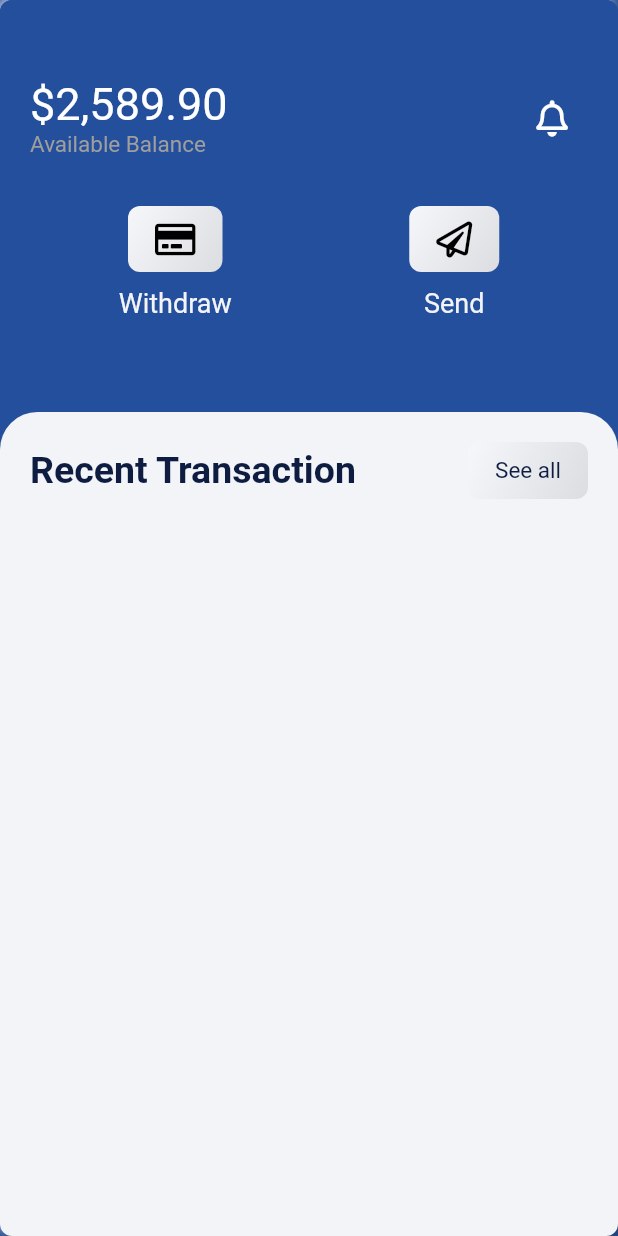
After one commit to Prant0/best_friends_inc, a Flutter app: the WalletHome screen opened by its route, on a phone screen of 412 x 824 dp. The commit adds this screen. Run offline on Flutter 3.47's test engine with Material 2 defaults, Android fonts, the phone set to English and light mode, and no system bars; drawn by our look-alikes of flutter_neumorphic; our stand-ins replace carousel_pro, device_info, firebase_auth, flutter_image_compress, font_awesome_flutter, modal_progress_hud and 1 more; missing offline and left inert: flutter_rounded_date_picker, multi_image_picker, time_formatter; accounts and stored records are empty; network calls fail.

Commit message:
Entire app neumorphism complete. E-Wallet initialized.

```diff
--- a/lib/main.dart
+++ b/lib/main.dart
@@ -3,6 +3,7 @@ import 'package:bestfriends/screens/postStatus.dart';
 import 'package:bestfriends/screens/profile.dart';
 import 'package:bestfriends/screens/search.dart';
 import 'package:bestfriends/screens/updateProfile.dart';
+import 'package:bestfriends/screens/wallet/walletHome.dart';
 import 'package:bestfriends/widgets/allComments.dart';
 import 'package:flutter/material.dart';
 import 'package:provider/provider.dart';
@@ -43,10 +44,11 @@ class _MyAppState extends State<MyApp> {
           SearchPage.routeName: (BuildContext context) => SearchPage(),
           UpdateProfile.routeName: (BuildContext context) => UpdateProfile(),
           AllComments.routeName: (BuildContext context) => AllComments(),
+          WalletHome.routeName: (BuildContext context) => WalletHome(),
         },
         theme: NeumorphicThemeData(
             accentColor: Color(0xFF0D1C40),
-            baseColor: Color(0xffF5F6FD),
+            baseColor: Color(0xFFF4F6F9),
             ),
         home: Login_Page(),
       ),
--- a/lib/screens/postStatus.dart
+++ b/lib/screens/postStatus.dart
@@ -166,7 +166,11 @@ class _PostStatusState extends State<PostStatus> {
                           width: 150,
                           child: NeumorphicIcon(
                             Icons.add_circle,
-                            size: 40,
+                            size: 60,
+                            style: NeumorphicStyle(
+                              intensity: 20,
+                              shape: NeumorphicShape.concave,
+                            ),
                             //color: Theme.of(context).primaryColor,
                           ),
                         ),
--- a/lib/screens/search.dart
+++ b/lib/screens/search.dart
@@ -36,13 +36,13 @@ class _SearchPageState extends State<SearchPage> {
             cursorColor: Colors.white,
             autofocus: true,
             style: TextStyle(
-              color: Colors.white,
+              color: Color(0xFF0D1C40),
             ),
             decoration: InputDecoration(
               hintText: "Phone or Name",
               border: InputBorder.none,
               hintStyle: TextStyle(
-                color: Colors.grey,
+                color: Color(0xA00D1C40),
               ),
             ),
           ),
--- /dev/null
+++ b/lib/screens/wallet/walletHome.dart
@@ -0,0 +1,160 @@
+import 'package:flutter/cupertino.dart';
+import 'package:flutter/material.dart';
+import 'package:flutter_neumorphic/flutter_neumorphic.dart';
+import 'package:font_awesome_flutter/font_awesome_flutter.dart';
+
+class WalletHome extends StatefulWidget {
+  static const String routeName = "/WalletHomePage";
+  @override
+  _WalletHomeState createState() => _WalletHomeState();
+}
+
+class _WalletHomeState extends State<WalletHome> {
+  @override
+  Widget build(BuildContext context) {
+    return Scaffold(
+      backgroundColor: Color(0xFF244F9D),
+//      appBar: NeumorphicAppBar(
+//        title: NeumorphicText("E-Wallet", style: NeumorphicStyle(color: Theme.of(context).primaryColor,),),
+//        centerTitle: true,
+//      ),
+      body: Neumorphic(
+        style: NeumorphicStyle(
+          color: Color(0xFF244F9D),
+        ),
+        child: Column(
+          children: <Widget>[
+            Expanded(
+              flex: 1,
+              child: Container(
+                padding: EdgeInsets.symmetric(horizontal: 20, vertical: 20),
+                  color: Color(0xFF244F9D),
+                width: double.infinity,
+                child: Column(
+                  children: <Widget>[
+                    Expanded(
+                      flex: 1,
+                      child: Row(
+                        mainAxisAlignment: MainAxisAlignment.spaceBetween,
+                        children: <Widget>[
+                          Column(
+                            mainAxisAlignment: MainAxisAlignment.center,
+                            crossAxisAlignment: CrossAxisAlignment.start,
+                            children: <Widget>[
+                              Text("\$2,589.90", style: TextStyle(
+                                color: Colors.white,
+                                fontSize: 30,
+                              ),
+                              ),
+                              Text("Available Balance", style: TextStyle(
+                                color: Colors.grey,
+                                fontSize: 15,
+                              ),
+                              ),
+                            ],
+                          ),
+                          IconButton(
+                            icon: FaIcon(FontAwesomeIcons.bell, color: Colors.white,),
+                            onPressed: (){},
+                          ),
+                        ],
+                      ),
+                    ),
+                    Expanded(
+                      flex: 1,
+                      child: Row(
+                        //TODO: Optimize Button Codes
+                        mainAxisAlignment: MainAxisAlignment.spaceAround,
+                        children: <Widget>[
+                          Column(
+                            children: <Widget>[
+                              NeumorphicButton(
+                                style: NeumorphicStyle(
+                                  shape: NeumorphicShape.convex,
+                                  depth: 0,
+                                ),
+                                child: FaIcon(
+                                  FontAwesomeIcons.creditCard
+                                ),
+                                onPressed: (){},
+                              ),
+                              SizedBox(height: 10,),
+                              Text("Withdraw", style: TextStyle(
+                                color: Color(0xFFF2F4F7),
+                                fontSize: 18,
+                              ),),
+                            ],
+                          ),
+                          Column(
+                            children: <Widget>[
+                              NeumorphicButton(
+                                style: NeumorphicStyle(
+                                  shape: NeumorphicShape.convex,
+                                  depth: 0,
+                                ),
+                                child: FaIcon(
+                                    FontAwesomeIcons.paperPlane
+                                ),
+                                onPressed: (){},
+                              ),
+                              SizedBox(height: 10,),
+                              Text("Send", style: TextStyle(
+                                color: Color(0xFFF2F4F7),
+                                fontSize: 18,
+                              ),),
+                            ],
+                          ),
+                        ],
+                      ),
+                    ),
+                  ],
+                ),
+              ),
+            ),
+            Expanded(
+              flex: 2,
+              child: Container(
+                padding: EdgeInsets.symmetric(horizontal: 20, vertical: 20),
+                decoration: BoxDecoration(
+                  color: Color(0xFFF2F4F7),
+                  borderRadius: BorderRadius.only(topLeft: Radius.circular(25), topRight: Radius.circular(25)),
+                ),
+                child: SingleChildScrollView(
+                  child: Container(
+                    child: Column(
+                      children: <Widget>[
+                        Row(
+                          mainAxisAlignment: MainAxisAlignment.spaceBetween,
+                          children: <Widget>[
+                            Text("Recent Transaction", style: TextStyle(
+                                color: Theme.of(context).primaryColor,
+                                fontSize: 25,
+                                fontWeight: FontWeight.bold,
+                              ),
+                            ),
+                            NeumorphicButton(
+                              onPressed: (){},
+                              style: NeumorphicStyle(
+                                shape: NeumorphicShape.convex,
+                                intensity: 0,
+                              ),
+                              child: Text("See all", style: TextStyle(
+                                color: Theme.of(context).primaryColor,
+                                fontSize: 15,
+                              ),
+                              ),
+                            ),
+                          ],
+                        ),
+                      ],
+                    ),
+                  ),
+                ),
+              ),
+            ),
+          ],
+        ),
+      ),
+    );
+  }
+}
```
Also changed, not shown: lib/screens/followers.dart (+9 -1 lines), lib/screens/followings.dart (+9 -1 lines), lib/screens/singlePostDetails.dart (+35 -14 lines), lib/widgets/drawer.dart (+3 -6 lines), lib/widgets/searchResults.dart (+8 -0 lines), lib/widgets/singlePost.dart (+38 -28 lines).
